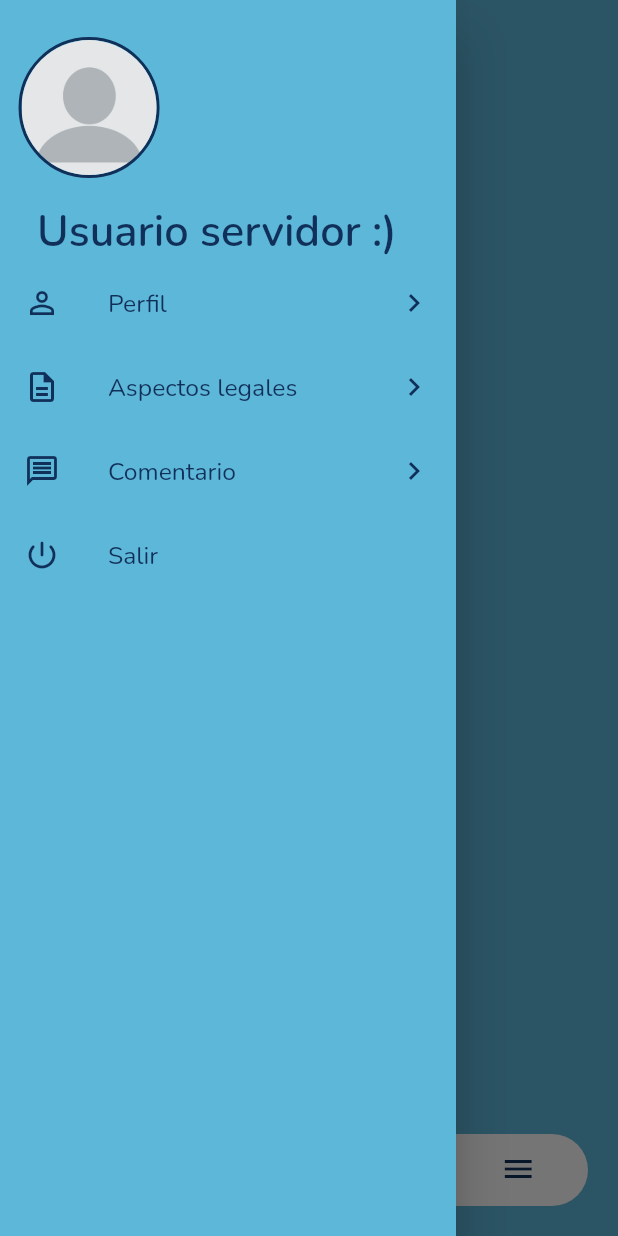
After one commit to Ar1123/domo_server, a Flutter app: the HomePage screen opened by its route, with the side drawer open, on a phone screen of 412 x 824 dp. The commit adds this screen. Run offline on Flutter 3.47's test engine with Material 2 defaults, Android fonts, the phone set to English and light mode, and no system bars; drawn by our look-alikes of cached_network_image; our stand-ins replace bloc, cloud_firestore, dartz, dio, equatable, firebase_auth and 12 more; accounts and stored records are empty; network calls fail.

Commit message:
pantallas del home y profile

```diff
--- a/lib/main.dart
+++ b/lib/main.dart
@@ -25,7 +25,7 @@ class MyApp extends StatelessWidget {
           child: child!,
         );
       },
-      title: 'Domo',
+      title: 'Domo Server',
       debugShowCheckedModeBanner: false,
       initialRoute: 'authPhone',
       routes: getRoutes(),
--- a/lib/src/config/routes/routes.dart
+++ b/lib/src/config/routes/routes.dart
@@ -3,4 +3,6 @@ import 'package:domo_server/src/presentation/pages/pages.dart';
 getRoutes() => {
       'authPhone': (_) => AuthPhonePage(),
       // 'selectUserType': (_) => SelectUserType(),
+      'homePage':(_)=>HomePage(),
+      'profilePage':(_)=>TabProfilePage()
     };
--- a/lib/src/data/datasource/remote/user_data_source.dart
+++ b/lib/src/data/datasource/remote/user_data_source.dart
@@ -13,9 +13,10 @@ abstract class UserRemoteDataSource {
 
 class UserRemoteDataSourceImpl implements UserRemoteDataSource {
   final CollectionReference _reference =
-      FirebaseFirestore.instance.collection('user');
+      FirebaseFirestore.instance.collection('server');
   @override
   Future<bool> createUser({required Map<String, dynamic> data}) async {
+    log("ssssssssss");
     try {
       await _reference.doc("${data['uid']}").set(data);
 
--- a/lib/src/presentation/pages/auth/verification_code.dart
+++ b/lib/src/presentation/pages/auth/verification_code.dart
@@ -138,7 +138,7 @@ class _VerificationCodePageState extends State<VerificationCodePage> {
                             if (state is NextInAuthState) {
                               loading = false;
                               Navigator.of(context).pushNamedAndRemoveUntil(
-                                  'profilePage',
+                                  'homePage',
                                   (Route<dynamic> route) => false);
                             }
                             if (state is IsLooginState) {
--- /dev/null
+++ b/lib/src/presentation/pages/home/home_page.dart
@@ -0,0 +1,262 @@
+import 'package:cached_network_image/cached_network_image.dart';
+import 'package:domo_server/src/config/style/style.dart';
+import 'package:domo_server/src/core/constant/asset_images.dart';
+import 'package:domo_server/src/presentation/pages/pages.dart';
+import 'package:flutter/material.dart';
+
+class HomePage extends StatefulWidget {
+  const HomePage({Key? key}) : super(key: key);
+
+  @override
+  State<HomePage> createState() => _HomePageState();
+}
+
+class _HomePageState extends State<HomePage>
+    with SingleTickerProviderStateMixin {
+  TabController? _tabController;
+    final _scaffoldKey = GlobalKey<ScaffoldState>();
+
+
+  @override
+  void initState() {
+    _initController();
+    super.initState();
+  }
+
+  int _currentIndex = 0;
+  void _initController() {
+    _tabController = TabController(
+      length: 4,
+      vsync: this,
+    );
+    _tabController!.addListener(() {});
+  }
+
+  @override
+  void dispose() {
+    _tabController!.dispose();
+    super.dispose();
+  }
+
+  @override
+  Widget build(BuildContext context) {
+    final size = MediaQuery.of(context).size;
+    return SafeArea(
+      child: Scaffold(
+        key: _scaffoldKey,
+        drawer: Drawer(
+          child: _drawer(size),
+        ),
+        backgroundColor: backGroundColor,
+        body: TabBarView(
+
+          controller: _tabController,
+          physics: const NeverScrollableScrollPhysics(),
+          children: const [
+            TabHomePage(),
+            TabSearchPage(),
+            TabOfferPage(),
+            Text(''),
+          ],
+        ),
+        bottomNavigationBar: Container(
+          color: backGroundColor,
+          padding: const EdgeInsets.only(
+            bottom: 20,
+            right: 20,
+            left: 20,
+          ),
+          child: ClipRRect(
+            borderRadius: const BorderRadius.all(
+              Radius.circular(50.0),
+            ),
+            child: Container(
+              color: Colors.white,
+              child: TabBar(
+                onTap: (index){
+                  if(index<3){
+                    _currentIndex = index;
+                  }
+                  if(index==3){
+                    _scaffoldKey.currentState!.openDrawer();
+                  }
+                  _tabController!.animateTo(_currentIndex);
+                },
+                controller: _tabController,
+                labelColor: const Color(0xFFC41A3B),
+                unselectedLabelColor: Colors.red,
+                labelStyle: const TextStyle(fontSize: 10.0),
+                indicator: const UnderlineTabIndicator(
+                  borderSide: BorderSide(color: Colors.black54, width: 0.0),
+                ),
+                indicatorColor: Colors.black54,
+                tabs: [
+                     Tab(
+                    icon: Icon(
+                      Icons.home_outlined,
+                      size: 24.0,
+                      color: colorText,
+                    ),
+                  ),
+                     Tab(
+                    icon: Icon(
+                      Icons.search,
+                      size: 24.0,
+                      color: colorText,
+                    ),
+                  ),
+                  Tab(
+                    icon: Icon(
+                      Icons.attach_money,
+                      size: 24.0,
+                      color: colorText,
+                    ),
+                  ),
+                  Tab(
+                    icon: Icon(
+                      Icons.menu,
+                      size: 24.0,
+                      color: colorText,
+                    ),
+                  ),
+                ],
+              ),
+            ),
+          ),
+        ),
+      ),
+    );
+  }
+   Widget _drawer(Size size) => Container(
+    color: backGroundColor,
+    child: SingleChildScrollView(
+          child: Column(
+            children: [
+              Row(
+                children: [
+                  Container(
+                    margin: EdgeInsets.only(
+                        left: size.width * .03,
+                        bottom: size.height * .01,
+                        top: size.height * .03),
+                    decoration: BoxDecoration(
+                      border: Border.all(
+                        color: colorText,
+                        width: 2,
+                      ),
+                      shape: BoxShape.circle,
+                    ),
+                    child: ClipOval(
+                      child: CachedNetworkImage(
+                        imageUrl: "https://www.online-image-editor.com/styles/2019/images/power_girl_editor.png",
+                        placeholder: (_, __) => Center(
+                          child: Container(
+                            height: size.height * .02,
+                            width: size.width * .04,
+                            color: whiteColor,
+                            child: const CircularProgressIndicator(),
+                          ),
+                        ),
+                        errorWidget: (_, __, ___) => Image.asset(
+                          kImageUser,
+                          fit: BoxFit.cover,
+                        ),
+                        width: 90.0,
+                        height: 90.0,
+                        fit: BoxFit.cover,
+                      ),
+                    ),
+                  ),
+                ],
+              ),
+              Container(
+                alignment: Alignment.centerLeft,
+                margin: EdgeInsets.only(
+                  top: size.height * .01,
+                  left: size.height * .03,
+                  right: size.height * .03,
+                ),
+                child: Text(
+                  "Usuario servidor :)",
+                  style: textStyle(
+                    color: colorText,
+                    size: size.height * .035,
+                    fontWeight: FontWeight.w600,
+                  ),
+                ),
+              ),
+              _itemTap(
+                text: "Perfil",
+                icon: Icon(
+                  Icons.person_outline,
+                  color: colorText,
+                ),
+                action: () {
+                  Navigator.pushNamed(context, 'profilePage');
+                },
+                size: size,
+                isIcon: false,
+              ),
+              _itemTap(
+                text: "Aspectos legales",
+                icon: Icon(
+                  Icons.description_outlined,
+                  color: colorText,
+                ),
+                action: () {},
+                size: size,
+                isIcon: false,
+              ),
+              _itemTap(
+                text: "Comentario",
+                icon: Icon(
+                  Icons.message_outlined,
+                  color: colorText,
+                ),
+                action: () {},
+                size: size,
+                isIcon: false,
+              ),
+              _itemTap(
+                text: "Salir",
+                icon: Icon(
+                  Icons.power_settings_new_rounded,
+                  color: colorText,
+                ),
+                action: () async {
+                  Navigator.of(context).pushNamedAndRemoveUntil(
+                      'authPhone', (Route<dynamic> route) => false);
+                },
+                size: size,
+                isIcon: true,
+              ),
+            ],
+          ),
+        ),
+  );
+  Widget _itemTap(
+          {required String text,
+          required Widget icon,
+          required Function() action,
+          required Size size,
+          required bool isIcon}) =>
+      ListTile(
+        title: Text(
+          text,
+          style: textStyle(
+            size: size.height * .02,
+            color: colorText,
+            fontWeight: FontWeight.normal,
+          ),
+        ),
+        trailing: (isIcon)
+            ? const SizedBox()
+            : Icon(
+                Icons.keyboard_arrow_right,
+                color: colorText,
+              ),
+        onTap: action,
+        leading: icon,
+      );
+
+}
--- /dev/null
+++ b/lib/src/presentation/pages/home/profile/tab_profile_page.dart
@@ -0,0 +1,24 @@
+
+
+import 'package:domo_server/src/config/style/style.dart';
+import 'package:flutter/material.dart';
+
+class TabProfilePage extends StatelessWidget {
+  const TabProfilePage({ Key? key }) : super(key: key);
+
+  @override
+  Widget build(BuildContext context) {
+    return SafeArea(
+      child: Scaffold(
+        backgroundColor: backGroundColor,
+        body: Center(
+          child: Text('1'),
+        ),
+
+      ),
+
+
+
+    );
+  }
+}
--- /dev/null
+++ b/lib/src/presentation/pages/home/tab_home/tab_home_page.dart
@@ -0,0 +1,24 @@
+
+
+import 'package:domo_server/src/config/style/style.dart';
+import 'package:flutter/material.dart';
+
+class TabHomePage extends StatelessWidget {
+  const TabHomePage({ Key? key }) : super(key: key);
+
+  @override
+  Widget build(BuildContext context) {
+    return SafeArea(
+      child: Scaffold(
+        backgroundColor: backGroundColor,
+        body: Center(
+          child: Text('1'),
+        ),
+
+      ),
+
+
+
+    );
+  }
+}
--- /dev/null
+++ b/lib/src/presentation/pages/home/tab_offert/tab_offer_page.dart
@@ -0,0 +1,24 @@
+
+
+import 'package:domo_server/src/config/style/style.dart';
+import 'package:flutter/material.dart';
+
+class TabOfferPage extends StatelessWidget {
+  const TabOfferPage({ Key? key }) : super(key: key);
+
+  @override
+  Widget build(BuildContext context) {
+    return SafeArea(
+      child: Scaffold(
+        backgroundColor: backGroundColor,
+        body: Center(
+          child: Text('3'),
+        ),
+
+      ),
+
+
+
+    );
+  }
+}
--- /dev/null
+++ b/lib/src/presentation/pages/home/tab_search/tab_search_page.dart
@@ -0,0 +1,24 @@
+
+
+import 'package:domo_server/src/config/style/style.dart';
+import 'package:flutter/material.dart';
+
+class TabSearchPage extends StatelessWidget {
+  const TabSearchPage({ Key? key }) : super(key: key);
+
+  @override
+  Widget build(BuildContext context) {
+    return SafeArea(
+      child: Scaffold(
+        backgroundColor: backGroundColor,
+        body: Center(
+          child: Text('2'),
+        ),
+
+      ),
+
+
+
+    );
+  }
+}
--- a/lib/src/presentation/pages/pages.dart
+++ b/lib/src/presentation/pages/pages.dart
@@ -1 +1,6 @@
 export 'auth/auth_phone_page.dart';
+export 'home/home_page.dart';
+export 'home/profile/tab_profile_page.dart';
+export 'home/tab_home/tab_home_page.dart';
+export 'home/tab_offert/tab_offer_page.dart';
+export 'home/tab_search/tab_search_page.dart';
```
